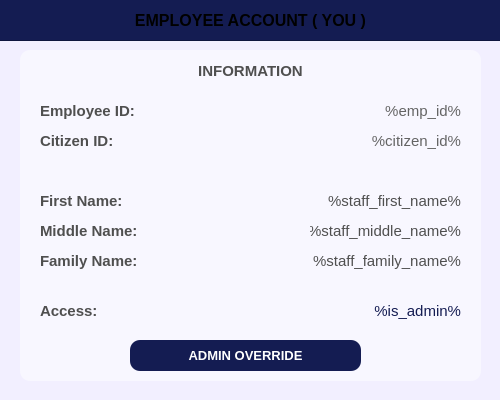
First picture: the form in UI/PopUp/Screen_Dashboard/youraccount.ui, repository Yohhannn/Barangay-Records-Statistics-System, before the edit.
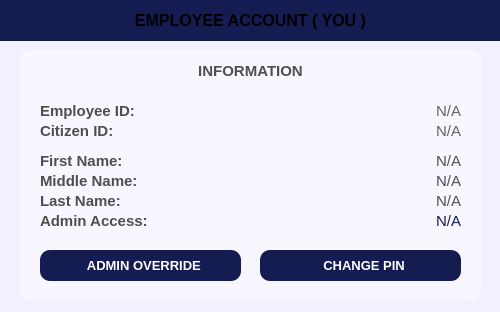
Second picture: the form after the edit. Icons and pictures are not drawn.

Commit message:
[ Major Update V3.3.0 ] + Updated Multiple UI's + Updated Citizen Profile Display + Added Change PIN from Account
~ To Follow Up : Filter Options
-JP

```diff
--- a/UI/PopUp/Screen_Dashboard/youraccount.ui
+++ b/UI/PopUp/Screen_Dashboard/youraccount.ui
@@ -7,7 +7,7 @@
     <x>0</x>
     <y>0</y>
     <width>500</width>
-    <height>400</height>
+    <height>312</height>
    </rect>
   </property>
   <property name="sizePolicy">
@@ -30,7 +30,7 @@
      <x>20</x>
      <y>50</y>
      <width>461</width>
-     <height>331</height>
+     <height>251</height>
     </rect>
    </property>
    <property name="styleSheet">
@@ -110,7 +110,7 @@
     <property name="geometry">
      <rect>
       <x>20</x>
-      <y>80</y>
+      <y>70</y>
       <width>151</width>
       <height>21</height>
      </rect>
@@ -140,7 +140,7 @@
     <property name="geometry">
      <rect>
       <x>20</x>
-      <y>140</y>
+      <y>100</y>
       <width>151</width>
       <height>21</height>
      </rect>
@@ -170,7 +170,7 @@
     <property name="geometry">
      <rect>
       <x>20</x>
-      <y>170</y>
+      <y>120</y>
       <width>151</width>
       <height>21</height>
      </rect>
@@ -200,7 +200,7 @@
     <property name="geometry">
      <rect>
       <x>20</x>
-      <y>200</y>
+      <y>140</y>
       <width>151</width>
       <height>21</height>
      </rect>
@@ -220,7 +220,7 @@
 </string>
     </property>
     <property name="text">
-     <string>Family Name:</string>
+     <string>Last Name:</string>
     </property>
     <property name="alignment">
      <set>Qt::AlignmentFlag::AlignLeading|Qt::AlignmentFlag::AlignLeft|Qt::AlignmentFlag::AlignVCenter</set>
@@ -230,7 +230,7 @@
     <property name="geometry">
      <rect>
       <x>20</x>
-      <y>250</y>
+      <y>160</y>
       <width>151</width>
       <height>21</height>
      </rect>
@@ -250,7 +250,7 @@
 </string>
     </property>
     <property name="text">
-     <string>Access:</string>
+     <string>Admin Access:</string>
     </property>
     <property name="alignment">
      <set>Qt::AlignmentFlag::AlignLeading|Qt::AlignmentFlag::AlignLeft|Qt::AlignmentFlag::AlignVCenter</set>
@@ -260,7 +260,7 @@
     <property name="geometry">
      <rect>
       <x>290</x>
-      <y>170</y>
+      <y>120</y>
       <width>151</width>
       <height>21</height>
      </rect>
@@ -280,7 +280,7 @@
 </string>
     </property>
     <property name="text">
-     <string>%staff_middle_name%</string>
+     <string>N/A</string>
     </property>
     <property name="alignment">
      <set>Qt::AlignmentFlag::AlignRight|Qt::AlignmentFlag::AlignTrailing|Qt::AlignmentFlag::AlignVCenter</set>
@@ -290,7 +290,7 @@
     <property name="geometry">
      <rect>
       <x>290</x>
-      <y>200</y>
+      <y>140</y>
       <width>151</width>
       <height>21</height>
      </rect>
@@ -310,7 +310,7 @@
 </string>
     </property>
     <property name="text">
-     <string>%staff_family_name%</string>
+     <string>N/A</string>
     </property>
     <property name="alignment">
      <set>Qt::AlignmentFlag::AlignRight|Qt::AlignmentFlag::AlignTrailing|Qt::AlignmentFlag::AlignVCenter</set>
@@ -320,7 +320,7 @@
     <property name="geometry">
      <rect>
       <x>290</x>
-      <y>250</y>
+      <y>160</y>
       <width>151</width>
       <height>21</height>
      </rect>
@@ -338,7 +338,7 @@
 }</string>
     </property>
     <property name="text">
-     <string>%is_admin%</string>
+     <string>N/A</string>
     </property>
     <property name="alignment">
      <set>Qt::AlignmentFlag::AlignRight|Qt::AlignmentFlag::AlignTrailing|Qt::AlignmentFlag::AlignVCenter</set>
@@ -368,7 +368,7 @@
 </string>
     </property>
     <property name="text">
-     <string>%emp_id%</string>
+     <string>N/A</string>
     </property>
     <property name="alignment">
      <set>Qt::AlignmentFlag::AlignRight|Qt::AlignmentFlag::AlignTrailing|Qt::AlignmentFlag::AlignVCenter</set>
@@ -378,7 +378,7 @@
     <property name="geometry">
      <rect>
       <x>290</x>
-      <y>140</y>
+      <y>100</y>
       <width>151</width>
       <height>21</height>
      </rect>
@@ -398,7 +398,7 @@
 </string>
     </property>
     <property name="text">
-     <string>%staff_first_name%</string>
+     <string>N/A</string>
     </property>
     <property name="alignment">
      <set>Qt::AlignmentFlag::AlignRight|Qt::AlignmentFlag::AlignTrailing|Qt::AlignmentFlag::AlignVCenter</set>
@@ -408,7 +408,7 @@
     <property name="geometry">
      <rect>
       <x>290</x>
-      <y>80</y>
+      <y>70</y>
       <width>151</width>
       <height>21</height>
      </rect>
@@ -428,7 +428,7 @@
 </string>
     </property>
     <property name="text">
-     <string>%citizen_id%</string>
+     <string>N/A</string>
     </property>
     <property name="alignment">
      <set>Qt::AlignmentFlag::AlignRight|Qt::AlignmentFlag::AlignTrailing|Qt::AlignmentFlag::AlignVCenter</set>
@@ -437,9 +437,9 @@
    <widget class="QPushButton" name="employeeaccount_buttonAdminOverride">
     <property name="geometry">
      <rect>
-      <x>110</x>
-      <y>290</y>
-      <width>231</width>
+      <x>20</x>
+      <y>200</y>
+      <width>201</width>
       <height>31</height>
      </rect>
     </property>
@@ -468,7 +468,64 @@
 }</string>
     </property>
     <property name="text">
-     <string>ADMIN OVERRIDE</string>
+     <string>  ADMIN OVERRIDE</string>
+    </property>
+    <property name="icon">
+     <iconset>
+      <normaloff>../../../Assets/FuncIcons/icon_adminoverride.svg</normaloff>../../../Assets/FuncIcons/icon_adminoverride.svg</iconset>
+    </property>
+    <property name="iconSize">
+     <size>
+      <width>22</width>
+      <height>22</height>
+     </size>
+    </property>
+   </widget>
+   <widget class="QPushButton" name="employeeaccount_buttonChangePIN">
+    <property name="geometry">
+     <rect>
+      <x>240</x>
+      <y>200</y>
+      <width>201</width>
+      <height>31</height>
+     </rect>
+    </property>
+    <property name="font">
+     <font>
+      <family>Arial</family>
+      <pointsize>10</pointsize>
+      <bold>true</bold>
+     </font>
+    </property>
+    <property name="cursor">
+     <cursorShape>PointingHandCursor</cursorShape>
+    </property>
+    <property name="styleSheet">
+     <string notr="true">#employeeaccount_buttonChangePIN {
+    background-color: #141c52;
+    color: white;
+    border-radius: 10px;
+    padding: 10px; /* Optional: Adjusts spacing inside the button */
+}
+#employeeaccount_buttonChangePIN:hover {
+    background-color: #1a237e; /* Slightly lighter blue when hovered */
+}
+#employeeaccount_buttonChangePIN:pressed {
+    background-color: #0f1442; /* Darker blue when clicked */
+}</string>
+    </property>
+    <property name="text">
+     <string>  CHANGE PIN</string>
+    </property>
+    <property name="icon">
+     <iconset>
+      <normaloff>../../../Assets/FuncIcons/icon_changepin2.svg</normaloff>../../../Assets/FuncIcons/icon_changepin2.svg</iconset>
+    </property>
+    <property name="iconSize">
+     <size>
+      <width>20</width>
+      <height>20</height>
+     </size>
     </property>
    </widget>
   </widget>
```
The commit also changes 19 other files.
